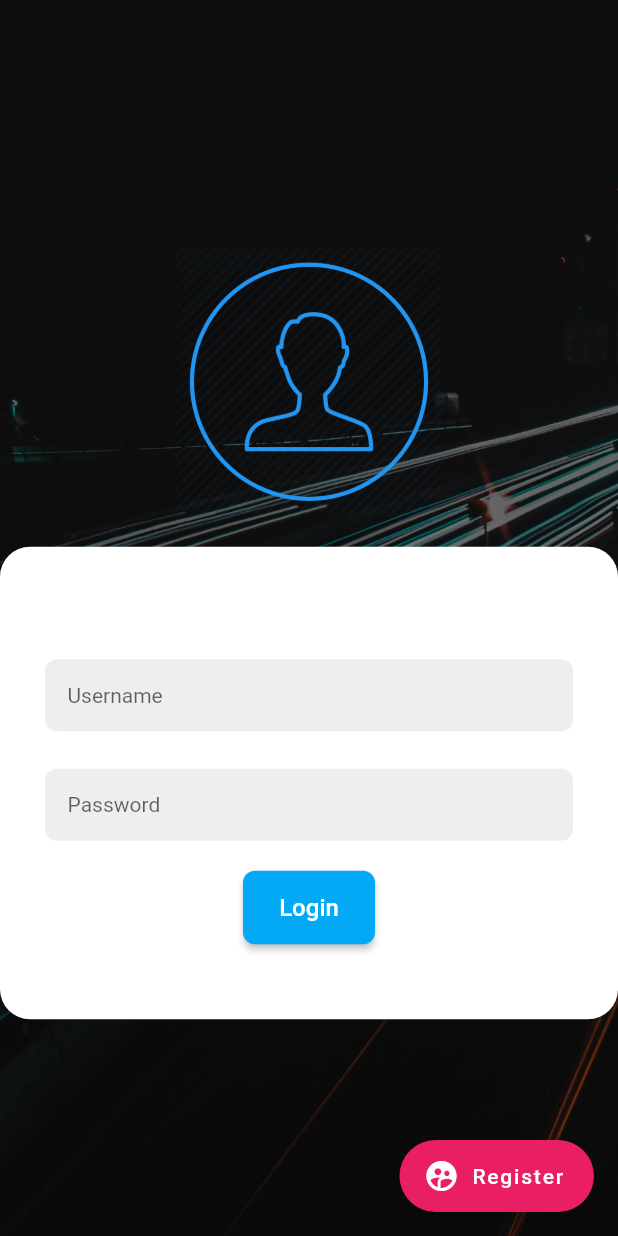
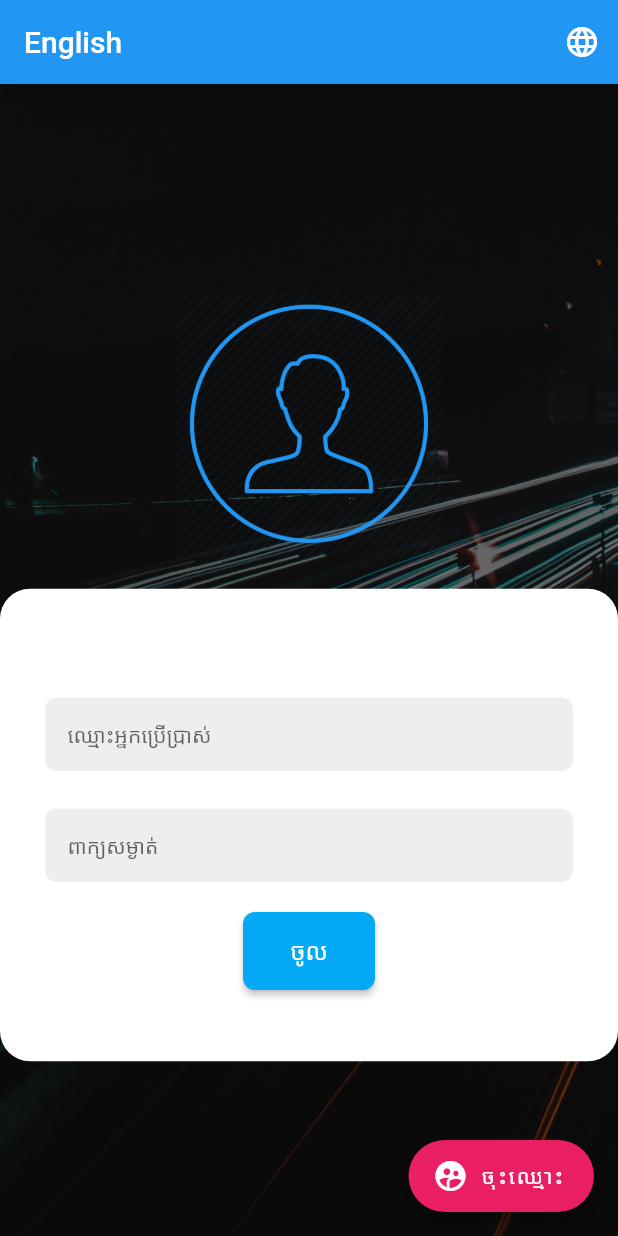
Before and after one commit to hvannak/customerportal, a Flutter app: the screen it shows after launch, on a phone screen of 412 x 824 dp. Run offline on Flutter 3.47's test engine with Material 2 defaults, Android fonts, the phone set to English and light mode, and no system bars; our stand-ins replace auto_size_text, shared_preferences.

Commit message:
update translate

```diff
--- a/lib/app_localizations.dart
+++ b/lib/app_localizations.dart
@@ -1,53 +1,85 @@
+// import 'dart:async';
+// import 'dart:convert';
+
+// import 'package:flutter/material.dart';
+// import 'package:flutter/services.dart';
+
+// class AppLocalizations {
+//   final Locale locale;
+//   AppLocalizations(this.locale);
+//   static const LocalizationsDelegate<AppLocalizations> delegate =
+//       _AppLocalizationsDelegate();
+//   static AppLocalizations of(BuildContext context) {
+//     return Localizations.of<AppLocalizations>(context, AppLocalizations);
+//   }
+//   Map<String, String> _localizedStrings;
+//   Future<bool> load() async {
+//     String jsonString =
+//         await rootBundle.loadString('lang/${locale.languageCode}.json');
+//     Map<String, dynamic> jsonMap = json.decode(jsonString);
+
+//     _localizedStrings = jsonMap.map((key, value) {
+//       return MapEntry(key, value.toString());
+//     });
+
+//     return true;
+//   }
+//   String translate(String key) {
+//     return _localizedStrings[key];
+//   }
+// }
+
+// class _AppLocalizationsDelegate
+//     extends LocalizationsDelegate<AppLocalizations> {
+
+//   const _AppLocalizationsDelegate();
+
+//   @override
+//   bool isSupported(Locale locale) {
+//     return ['en', 'km'].contains(locale.languageCode);
+
+//   }
+
+//   @override
+//   Future<AppLocalizations> load(Locale locale) async {
+//     AppLocalizations localizations = new AppLocalizations(locale);
+//     await localizations.load();
+//     print("Load language ${locale.languageCode}");
+//     return localizations;
+//   }
+
+//   @override
+//   bool shouldReload(_AppLocalizationsDelegate old) => false;
+// }
 import 'dart:async';
 import 'dart:convert';
-
+import 'dart:ui';
 import 'package:flutter/material.dart';
-import 'package:flutter/services.dart';
+import 'package:flutter/services.dart' show rootBundle;
 
 class AppLocalizations {
-  final Locale locale;
-  AppLocalizations(this.locale);
-  static const LocalizationsDelegate<AppLocalizations> delegate =
-      _AppLocalizationsDelegate();
+  Locale locale;
+  static Map<dynamic, dynamic> _localisedValues;
+
+  AppLocalizations(Locale locale) {
+    this.locale = locale;
+  }
+
   static AppLocalizations of(BuildContext context) {
     return Localizations.of<AppLocalizations>(context, AppLocalizations);
   }
-  Map<String, String> _localizedStrings;
-  Future<bool> load() async {
-    String jsonString =
-        await rootBundle.loadString('lang/${locale.languageCode}.json');
-    Map<String, dynamic> jsonMap = json.decode(jsonString);
 
-    _localizedStrings = jsonMap.map((key, value) {
-      return MapEntry(key, value.toString());
-    });
+  static Future<AppLocalizations> load(Locale locale) async {
+    AppLocalizations appTranslations = AppLocalizations(locale);
+    String jsonContent =
+    await rootBundle.loadString('lang/${locale.languageCode}.json');
+    _localisedValues = json.decode(jsonContent);
+    return appTranslations;
+  }
 
-    return true;
-  }
+  get currentLanguage => locale.languageCode;
+
   String translate(String key) {
-    return _localizedStrings[key];
+    return _localisedValues[key] ?? "$key not found";
   }
 }
-
-class _AppLocalizationsDelegate
-    extends LocalizationsDelegate<AppLocalizations> {
-
-  const _AppLocalizationsDelegate();
-
-  @override
-  bool isSupported(Locale locale) {
-    return ['en', 'km'].contains(locale.languageCode);
-
-  }
-
-  @override
-  Future<AppLocalizations> load(Locale locale) async {
-    AppLocalizations localizations = new AppLocalizations(locale);
-    await localizations.load();
-    print("Load language ${locale.languageCode}");
-    return localizations;
-  }
-
-  @override
-  bool shouldReload(_AppLocalizationsDelegate old) => false;
-}
--- /dev/null
+++ b/lib/app_translations_delegate.dart
@@ -0,0 +1,26 @@
+import 'dart:async';
+import 'package:flutter/material.dart';
+
+import 'app_localizations.dart';
+import 'application.dart';
+
+class AppTranslationsDelegate extends LocalizationsDelegate<AppLocalizations> {
+  final Locale newLocale;
+
+  const AppTranslationsDelegate({this.newLocale});
+
+  @override
+  bool isSupported(Locale locale) {
+    return application.supportedLanguagesCodes.contains(locale.languageCode);
+  }
+
+  @override
+  Future<AppLocalizations> load(Locale locale) {
+    return AppLocalizations.load(newLocale ?? locale);
+  }
+
+  @override
+  bool shouldReload(LocalizationsDelegate<AppLocalizations> old) {
+    return true;
+  }
+}
--- a/lib/main.dart
+++ b/lib/main.dart
@@ -12,40 +12,91 @@ import 'register.dart';
 import 'package:flutter_localizations/flutter_localizations.dart';
 import 'app_localizations.dart';
 
-void main() => runApp(MyApp());
+// void main() => runApp(MyApp());
 
-class MyApp extends StatelessWidget {
+// class MyApp extends StatelessWidget {
+//   @override
+//   Widget build(BuildContext context) {
+//     return MaterialApp(
+//       debugShowCheckedModeBanner: false,
+//       title: 'Main',
+//       theme: ThemeData(
+//         primarySwatch: Colors.blue,
+//       ),
+//       supportedLocales: [
+//         Locale('en', 'US'),
+//         Locale('km', 'KH'),
+//       ],
+//       localizationsDelegates: [
+//         AppLocalizations.delegate,
+//         GlobalMaterialLocalizations.delegate,
+//         GlobalWidgetsLocalizations.delegate,
+//       ],
+//       localeResolutionCallback: (locale, supportedLocales) {
+//         for (var supportedLocale in supportedLocales) {
+//           if (supportedLocale.languageCode == locale.languageCode &&
+//               supportedLocale.countryCode == locale.countryCode) {
+//             return supportedLocale;
+//           }
+//         }
+//         return supportedLocales.first;
+//       },
+
+//       home: MyHomePage(title: 'Main Page'),
+//     );
+//   }
+// }
+
+
+import 'dart:async';
+import 'app_translations_delegate.dart';
+import 'application.dart';
+
+Future<Null> main() async {
+  runApp(new MyApp());
+}
+
+class MyApp extends StatefulWidget {
+  @override
+  MyAppState createState() {
+    return new MyAppState();
+  }
+}
+
+class MyAppState extends State<MyApp> {
+  AppTranslationsDelegate _newLocaleDelegate;
+
+  @override
+  void initState() {
+    super.initState();
+    _newLocaleDelegate = AppTranslationsDelegate(newLocale: null);
+    application.onLocaleChanged = onLocaleChange;
+  }
+
   @override
   Widget build(BuildContext context) {
     return MaterialApp(
       debugShowCheckedModeBanner: false,
-      title: 'Main',
-      theme: ThemeData(
-        primarySwatch: Colors.blue,
-      ),
-      supportedLocales: [
-        Locale('en', 'US'),
-        Locale('km', 'KH'),
-      ],
+      home: MyHomePage(title: 'Main Page'),
       localizationsDelegates: [
-        AppLocalizations.delegate,
+        _newLocaleDelegate,
         GlobalMaterialLocalizations.delegate,
         GlobalWidgetsLocalizations.delegate,
       ],
-      localeResolutionCallback: (locale, supportedLocales) {
-        for (var supportedLocale in supportedLocales) {
-          if (supportedLocale.languageCode == locale.languageCode &&
-              supportedLocale.countryCode == locale.countryCode) {
-            return supportedLocale;
-          }
-        }
-        return supportedLocales.first;
-      },
-
-      home: MyHomePage(title: 'Main Page'),
+      supportedLocales: [
+        const Locale('en', 'US'),
+        const Locale('km', 'KH'),
+      ],
     );
   }
+
+  void onLocaleChange(Locale locale) {
+    setState(() {
+      _newLocaleDelegate = AppTranslationsDelegate(newLocale: locale);
+    });
+  }
 }
+
 
 class MyHomePage extends StatefulWidget {
   MyHomePage({Key key, this.title}) : super(key: key);
@@ -61,6 +112,17 @@ class _MyHomePageState extends State<MyHomePage> {
   final _username = TextEditingController();
   final _password = TextEditingController();
   ApiHelper _apiHelper;
+
+  static final List<String> languagesList = application.supportedLanguages;
+  static final List<String> languageCodesList =
+      application.supportedLanguagesCodes;
+
+  final Map<dynamic, dynamic> languagesMap = {
+    languagesList[0]: languageCodesList[0],
+    languagesList[1]: languageCodesList[1],
+  };
+
+  String label = languagesList[0];
 
   _setAppSetting(
       String token, String fullname, String linkedCustomerID, String iD) async {
@@ -115,11 +177,53 @@ class _MyHomePageState extends State<MyHomePage> {
   void initState() {
     super.initState();
     _loadSetting();
+    application.onLocaleChanged = onLocaleChange;
+    onLocaleChange(Locale(languagesMap["Khmer"]));
   }
+
+   void onLocaleChange(Locale locale) async {
+    setState(() {
+      AppLocalizations.load(locale);
+    });
+  } void _select(String language) {
+    print("language== "+language);
+    onLocaleChange(Locale(languagesMap[language]));
+    setState(() {
+      if (language == "Khmer") {
+        label = "Khmer";
+      } else {
+        label = language;
+      }
+    });
+  }
+
+
 
   @override
   Widget build(BuildContext context) {
     return Scaffold(
+      appBar: new AppBar(
+          title: new Text(
+            label,
+            style: new TextStyle(color: Colors.white),
+          ),
+          actions: <Widget>[
+            PopupMenuButton<String>(
+              // overflow menu
+              onSelected: _select,
+              icon: new Icon(Icons.language, color: Colors.white),
+              itemBuilder: (BuildContext context) {
+                return languagesList
+                    .map<PopupMenuItem<String>>((String choice) {
+                  return PopupMenuItem<String>(
+                    value: choice,
+                    child: Text(choice),
+                  );
+                }).toList();
+              },
+            ),
+          ],
+        ),
         resizeToAvoidBottomPadding: false,
         key: _globalKey,
         floatingActionButton: FloatingActionButton.extended(
```
Also changed, not shown: lib/application.dart (added, +27 -0 lines).
